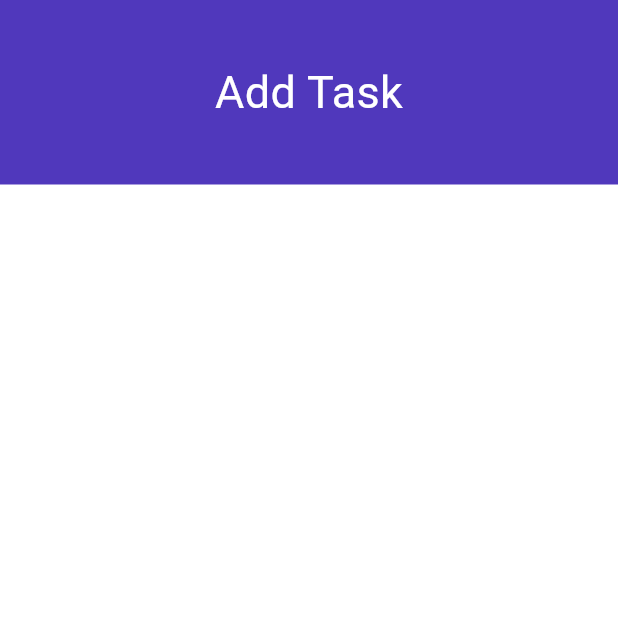
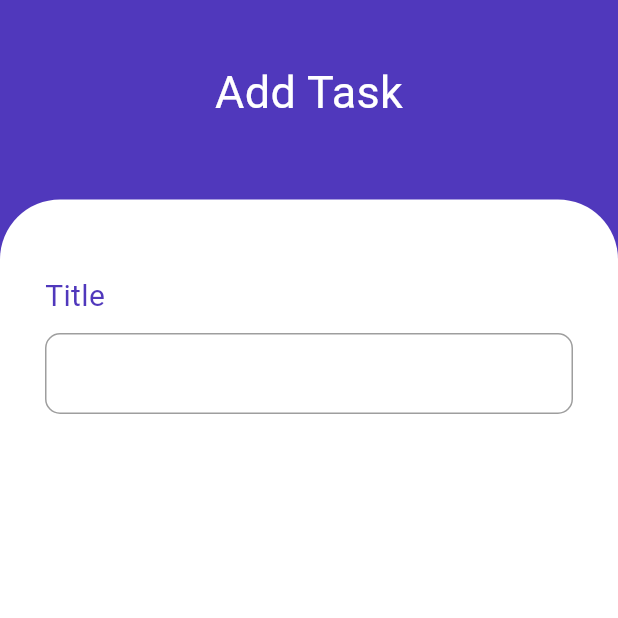
Before and after one commit to edbert2397/todo-app-flutter, a Flutter app: the addTask screen opened directly, on a phone screen of 412 x 824 dp, the top half of it. Run offline on Flutter 3.47's test engine with Material 3 defaults, Android fonts, the phone set to English and light mode, and no system bars; our stand-ins replace font_awesome_flutter.

Commit message:
add textfield title for addtask

```diff
--- a/lib/add_task_screen.dart
+++ b/lib/add_task_screen.dart
@@ -1,11 +1,26 @@
 import 'package:flutter/material.dart';
 
-class addTask extends StatelessWidget {
+class addTask extends StatefulWidget {
   const addTask({super.key});
 
   @override
+  State<addTask> createState() => _addTaskState();
+}
+
+class _addTaskState extends State<addTask> {
+
+  final TextEditingController _titleController = TextEditingController();
+
+  @override
+  void dispose(){
+    _titleController.dispose();
+    super.dispose();
+  }
+
+  @override
   Widget build(BuildContext context) {
-    return Container(
+    return Scaffold(
+      body: Container(
         decoration: BoxDecoration(
           color: Color(0xff5038BC),
         ),
@@ -20,16 +35,56 @@ class addTask extends StatelessWidget {
                 fontSize: 30
               ),
             ),
-          SizedBox(height: 40),
+            SizedBox(height: 50),
             Expanded(
               child: Container(
+                width: double.infinity,
+                padding: EdgeInsets.only(left:30,top: 50,bottom: 50,right:30),
+                decoration: BoxDecoration(
                   color: Colors.white,
+                  borderRadius: BorderRadius.only(
+                      topLeft: Radius.circular(40),
+                      topRight: Radius.circular(40),
+                    ),
+                ),
+                child:Column(
+                  crossAxisAlignment: CrossAxisAlignment.start,
+                  children: [
+                    Text("Title",
+                      style: TextStyle(
+                        color: Color(0xff5038BC),
+                        decoration: TextDecoration.none,
+                        fontSize: 20,
+                      ),
+                    ),
+                    SizedBox(height: 10),
+                    TextField(
+
+                      controller: _titleController,
+                      decoration: InputDecoration(
+                        contentPadding: EdgeInsets.symmetric(horizontal:20,vertical: 15),
+                        enabledBorder: OutlineInputBorder(
+                          borderRadius: BorderRadius.all(Radius.circular(10)),
+                          borderSide: BorderSide(color: Colors.grey)
+                        ),
+                        focusedBorder: OutlineInputBorder(
+                          borderRadius: BorderRadius.all(Radius.circular(10)),
+                          borderSide: BorderSide(color: Color(0xff5038BC))
+                        ),
+
+
+                      ),
+                    )
+
+                  ],
+                ),
 
               ),
             ),
           ],
 
         ),
+      ),
     );
   }
 }
```
Lines whose indentation alone changed are shown as unchanged.
